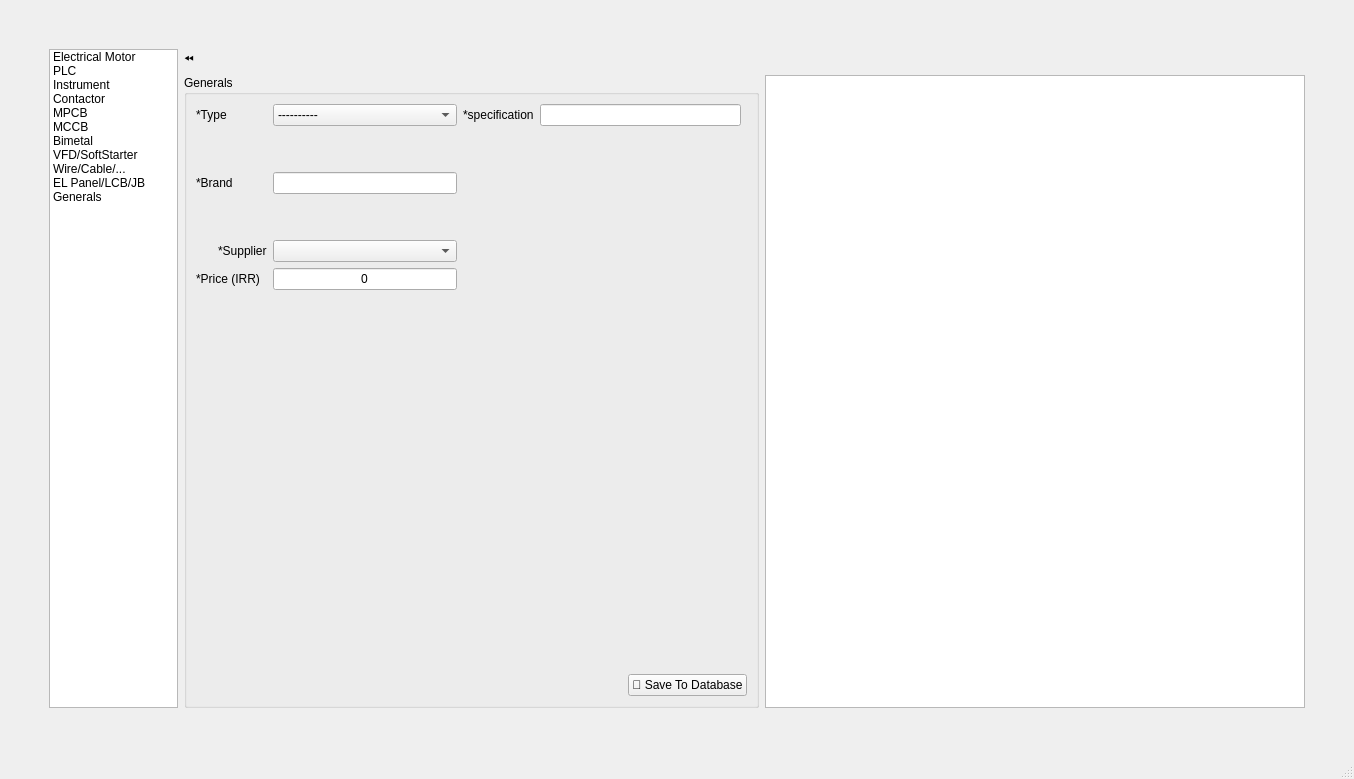
Before: the Qt Designer form ui/data_entry/data_entry.ui in AliTavakoliNiya/GriinPower, drawn with Qt 5.
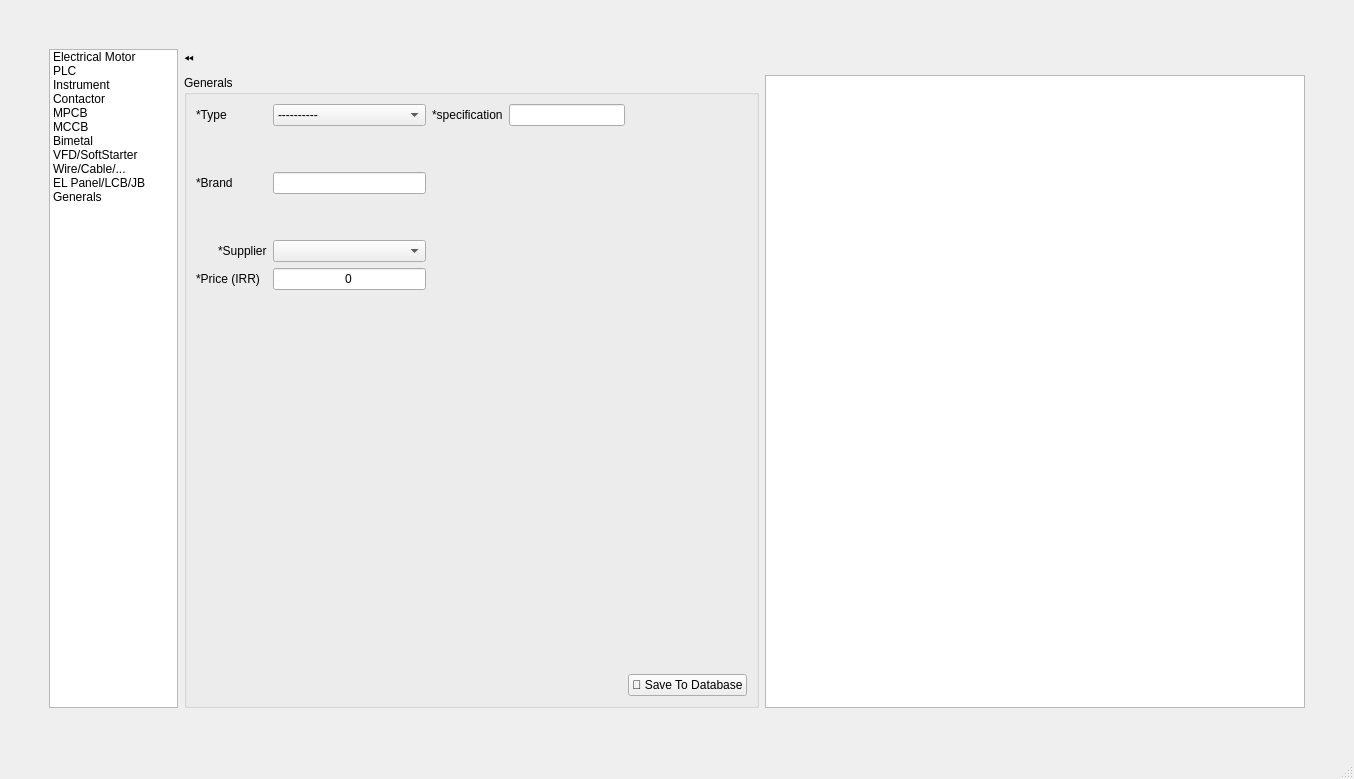
After: the same form once the commit is applied. The open tabs and pages were chosen to show the change. Icons and pictures are not drawn.

Diff of the .ui file:
```diff
--- a/ui/data_entry/data_entry.ui
+++ b/ui/data_entry/data_entry.ui
@@ -4448,7 +4448,7 @@
             <widget class="QLineEdit" name="general_spec_entry">
              <property name="minimumSize">
               <size>
-               <width>150</width>
+               <width>80</width>
                <height>0</height>
               </size>
              </property>
@@ -4619,6 +4619,19 @@
              </property>
             </spacer>
            </item>
+           <item row="1" column="6">
+            <spacer name="horizontalSpacer_15">
+             <property name="orientation">
+              <enum>Qt::Horizontal</enum>
+             </property>
+             <property name="sizeHint" stdset="0">
+              <size>
+               <width>40</width>
+               <height>20</height>
+              </size>
+             </property>
+            </spacer>
+           </item>
           </layout>
          </widget>
         </item>
```
Left out of the diff: 42 changed lines with no effect on the pictures.
